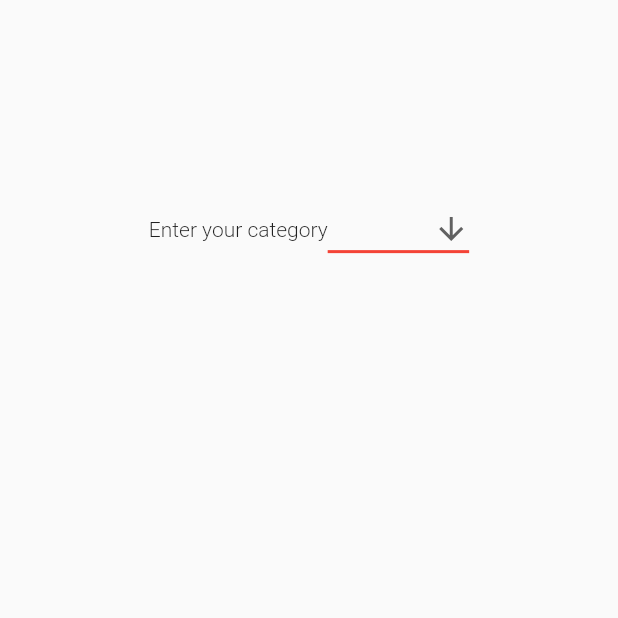
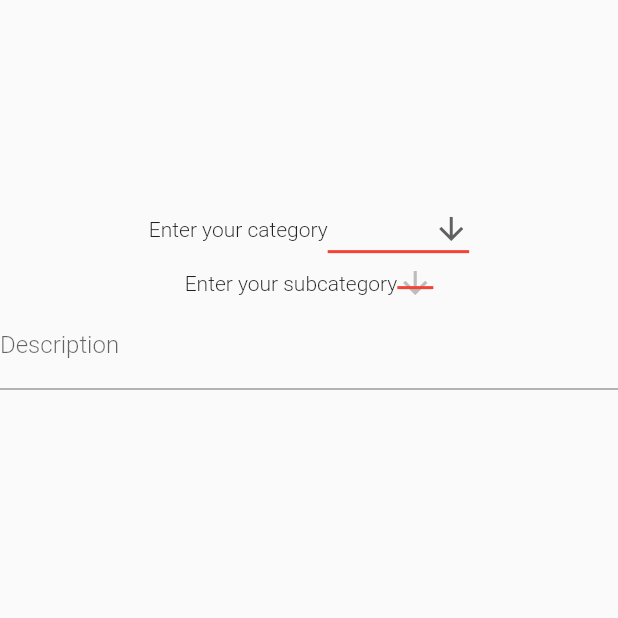
Before and after one commit to RaphaelChevallier/Flare-Hackathon, a Flutter app: the RequestWidget screen opened directly, on a phone screen of 412 x 824 dp, the top half of it. Run offline on Flutter 3.47's test engine with Material 2 defaults, Android fonts, the phone set to English and light mode, and no system bars; our stand-ins replace firebase_core, firebase_database, geolocator, google_maps_flutter, permission_handler; accounts and stored records are empty.

Commit message:
Request form

```diff
--- a/good_neighbors/lib/home_widget.dart
+++ b/good_neighbors/lib/home_widget.dart
@@ -43,17 +43,13 @@ class _HomeState extends State<Home> {
             title: Text('Rewards'),
           ),
           BottomNavigationBarItem(
-<<<<<<< HEAD
+
 
 
            icon: Icon(Icons.person),
             title: Text('Profile')
           )
-=======
-             icon: Icon(Icons.person),
-             title: Text('Profile')
-           )
->>>>>>> 5744d84b0dca51a3087d3edc007a4668c4f550a9
+
         ],
       ),
     );
--- a/good_neighbors/lib/requests.dart
+++ b/good_neighbors/lib/requests.dart
@@ -9,17 +9,48 @@ class RequestWidget extends StatefulWidget {
 
 class _RequestWidget extends State<RequestWidget> {
   Color color;
-  String dropdownValue;
-  //String subCategory = 'Specific Type';
-  //int index = 0;
-  //List<String> subCatList  = <String>[];
+  String categoryName;
+  String subCategoryName;
+  String description;
+  List<String> subCatList  = <String>[];
+
+
+
   //bool other = false;
 
   _RequestWidget(this.color);
 
-  Widget _buildCategory(){
-    return DropdownButton<String>(
-        value: dropdownValue,
+
+
+
+  _switchStatement(){
+              if(categoryName == "Health") {
+                subCatList=["Ride to the emergency room", "Medication delivered", "Injured", "Other"];
+              } else if (categoryName== "Automotive"){
+                subCatList = ["Need a jump start", "Need a tow", "Need a pump", "Ran out of gas", "Other"];
+              } else if (categoryName == "At-Home"){
+                subCatList = ["Need driveway shoveled", "Need help bringing groceries in", "My pet is lost", "Other"];
+              } else if (categoryName == "Weather"){
+                subCatList = ["Need heating supplies for extreme weather", "Other"];
+              }
+
+  }
+  Widget _buildDescription(){
+    return TextFormField(
+      decoration: InputDecoration(labelText: 'Description'),
+      validator: (value) {
+        if (value.isEmpty) {
+            return 'Please enter description.';
+        }
+      },
+      onSaved: (val) => setState(() => description = val),
+    );
+  }
+  Widget _buildSubCategory(String categoryName){
+    _switchStatement();
+    if(subCatList!=null){
+      return DropdownButton<String>(
+        value: subCategoryName,
         icon: Icon(Icons.arrow_downward),
         iconSize: 24,
         elevation: 16,
@@ -32,8 +63,40 @@ class _RequestWidget extends State<RequestWidget> {
         ),
         onChanged: (String newValue) {
           setState(() {
-            dropdownValue = newValue;
+            subCategoryName = newValue;
           });
+
+        },
+        items: subCatList
+          .map<DropdownMenuItem<String>>((String value) {
+            return DropdownMenuItem<String>(
+              value: value,
+              child: Text(value),
+            );
+          })
+          .toList(),
+      );
+    }
+  }
+  Widget _buildCategory(){
+    return DropdownButton<String>(
+        value: categoryName,
+        icon: Icon(Icons.arrow_downward),
+        iconSize: 24,
+        elevation: 16,
+        style: TextStyle(
+          color: Colors.red
+        ),
+        underline: Container(
+          height: 2,
+          color: Colors.red,
+        ),
+        onChanged: (String newValue) {
+          setState(() {
+            categoryName = newValue;
+            subCategoryName=null;
+          });
+
         },
         items: <String>['Health','Automotive','At-Home','Weather']
           .map<DropdownMenuItem<String>>((String value) {
@@ -44,19 +107,7 @@ class _RequestWidget extends State<RequestWidget> {
           })
           .toList(),
   );
-              //SETTING SUBCATEGORY IDENTIFIERS
-              /* if(mainCategory == "Health") {
-                subCatList = ["I need a ride to the emergency room", "I need medication delivered", "I'm injured", "Other"];
-              } else if (mainCategory == "Automotive"){
-                subCatList = ["I need a jump start", "I need a tow", "I need a pump", "I ran out of gas", "Other"];
-              } else if (mainCategory == "At-Home"){
-                subCatList = ["I need someone to shovel my driveway", "I need help bringing groceries in", "My pet is lost", "Other"];
-              } else if (mainCategory == "Weather"){
-                subCatList = ["I need heating supplies for extreme weather", "Other"];
-              } else if (mainCategory == "Other"){
-                //HIDE THE SUBCATEGORY
-                //TO DO
-              } */
+
 
 
   }
@@ -80,9 +131,21 @@ class _RequestWidget extends State<RequestWidget> {
                         textAlign: TextAlign.center,
                       ),
                      _buildCategory(),
-                     ]
+                     ],
                   ),
 
+                  Row(
+                    mainAxisAlignment: MainAxisAlignment.center,
+                    children: <Widget>[
+                      Text(
+                        "Enter your subcategory",
+                        textAlign: TextAlign.center,
+                      ),
+                     _buildSubCategory(categoryName),
+                     ],
+
+                   ),
+                   _buildDescription(),
 
                 ],
               ),
```
